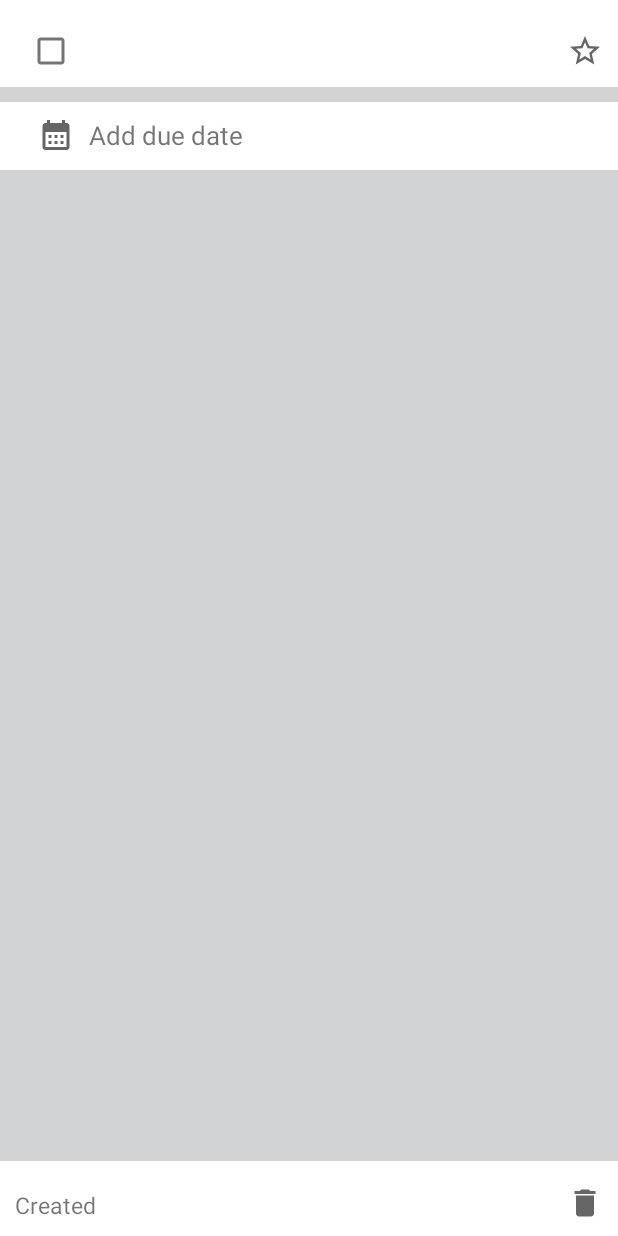
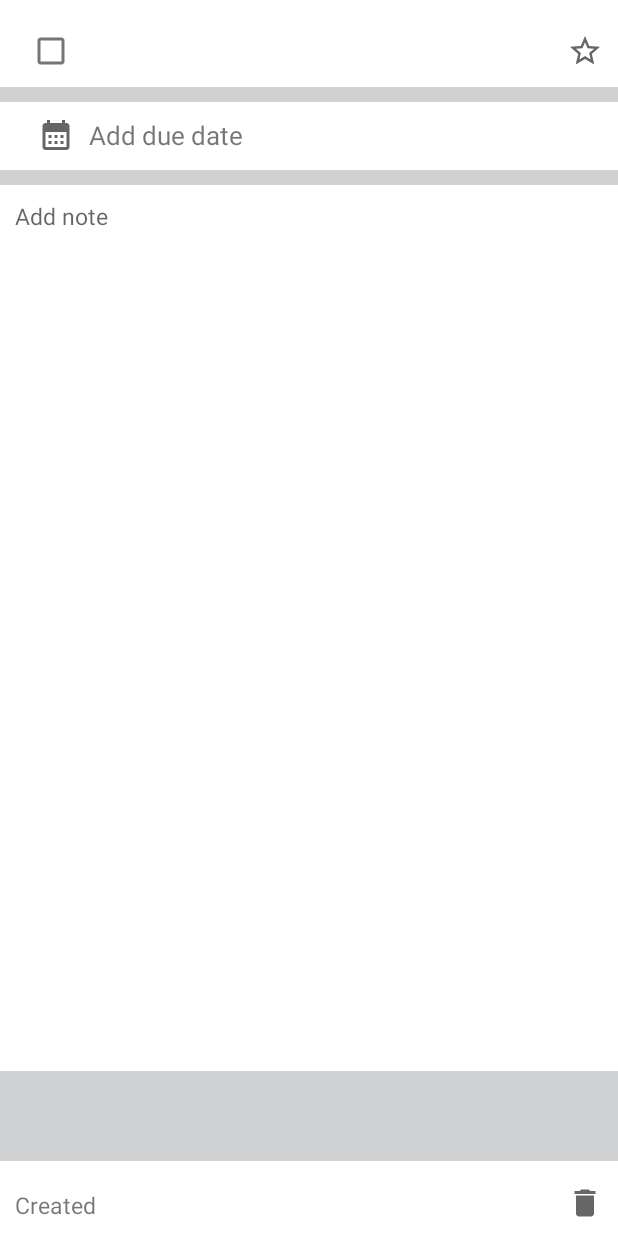
Before and after one commit to ananayis/To-Do-List, an Android app: the layout fragment_todo.xml on its own in the app's theme, with its tools: preview values and no code run, on a phone screen of 412 x 824 dp. Run offline under Robolectric (Android 15) with nearby library versions, the phone set to English and light mode, and no system bars.

Commit message:
add note to todo

```diff
--- a/app/src/main/java/com/parinaz/todolist/Repository.kt
+++ b/app/src/main/java/com/parinaz/todolist/Repository.kt
@@ -45,6 +45,10 @@ class Repository private constructor(context: Context) {
         db.todoDao().deleteTodo(todo)
     }
 
+    fun getTodo(id: Long): Todo {
+        return db.todoDao().getTodo(id)
+    }
+
     companion object {
         private var _instance: Repository? = null
         val instance: Repository
--- a/app/src/main/java/com/parinaz/todolist/ToDoListFragment.kt
+++ b/app/src/main/java/com/parinaz/todolist/ToDoListFragment.kt
@@ -41,7 +41,7 @@ class ToDoListFragment : Fragment() {
 
         val adapter = TodoAdapter(requireContext(), args.todoList.id) {
             val action =
-                ToDoListFragmentDirections.actionToDoListFragmentToTodoFragment(it, args.todoList.name)
+                ToDoListFragmentDirections.actionToDoListFragmentToTodoFragment(it.id, args.todoList.name)
             view.findNavController().navigate(action)
         }
         binding.recyclerView.adapter = adapter
@@ -59,10 +59,10 @@ class ToDoListFragment : Fragment() {
                     ) { _, _ ->
                         val text = txtName.text.toString()
                         if (text != ""){
-                            Repository.instance.addTodo(Todo(text,args.todoList.id, false, Date(),false))
+                            Repository.instance.addTodo(Todo(text,args.todoList.id, false, Date(),false,null,""))
                             binding.recyclerView.adapter = TodoAdapter(it, args.todoList.id) {
                                 val action =
-                                    ToDoListFragmentDirections.actionToDoListFragmentToTodoFragment(it, args.todoList.name)
+                                    ToDoListFragmentDirections.actionToDoListFragmentToTodoFragment(it.id, args.todoList.name)
                                 view.findNavController().navigate(action)
                             }
                         }else{
--- a/app/src/main/java/com/parinaz/todolist/adapter/TodoAdapter.kt
+++ b/app/src/main/java/com/parinaz/todolist/adapter/TodoAdapter.kt
@@ -92,6 +92,8 @@ class TodoAdapter(
             setData(Repository.instance.getTodos(todoListId))
             notifyDataSetChanged()
         }
+
+        holder.binding.imgNote.isVisible = todo.note.isNotEmpty()
     }
 
     private fun setData(todos: List<Todo>) {
--- a/app/src/main/java/com/parinaz/todolist/db/TodoDao.kt
+++ b/app/src/main/java/com/parinaz/todolist/db/TodoDao.kt
@@ -20,4 +20,7 @@ interface TodoDao {
 
     @Delete
     fun deleteTodo(todo: Todo)
+
+    @Query("SELECT * FROM TODO WHERE :id = id;")
+    fun getTodo(id: Long): Todo
 }
--- a/app/src/main/java/com/parinaz/todolist/domain/Todo.kt
+++ b/app/src/main/java/com/parinaz/todolist/domain/Todo.kt
@@ -20,5 +20,6 @@ data class Todo(
     @ColumnInfo(name = "created_at") val createdAt: Date,
     @ColumnInfo(name = "important") val important: Boolean = false,
     @ColumnInfo(name = "due_date") val dueDate: Date? = null,
+    @ColumnInfo(name = "note") val note: String,
     @PrimaryKey(autoGenerate = true) @ColumnInfo(name = "id") val id: Long = 0,
     ) : Serializable
--- a/app/src/main/res/layout/fragment_todo.xml
+++ b/app/src/main/res/layout/fragment_todo.xml
@@ -112,6 +112,28 @@
 
     <View
         android:layout_width="wrap_content"
+        android:layout_height="0dp"
+        android:id="@+id/view1"
+        app:layout_constraintStart_toStartOf="parent"
+        app:layout_constraintTop_toBottomOf="@+id/due_date_parent_layout"
+        app:layout_constraintBottom_toTopOf="@id/view2"
+        android:background="@color/white"
+        android:layout_marginTop="5dp"
+        android:layout_marginBottom="60dp"/>
+
+    <TextView
+        android:layout_width="wrap_content"
+        android:layout_height="wrap_content"
+        android:id="@+id/txt_note"
+        android:padding="10dp"
+        app:layout_constraintTop_toTopOf="@id/view1"
+        app:layout_constraintStart_toStartOf="@id/view1"
+        android:textSize="15sp"
+        android:hint="Add note"/>
+
+
+    <View
+        android:layout_width="wrap_content"
         android:layout_height="50dp"
         android:id="@+id/view2"
         app:layout_constraintBottom_toBottomOf="parent"
```
Also changed, not shown: app/src/main/java/com/parinaz/todolist/NoteFragment.kt (added, +61 -0 lines), app/src/main/java/com/parinaz/todolist/TodoFragment.kt (+13 -2 lines), app/src/main/res/drawable/ic_baseline_note_24.xml (added, +10 -0 lines), app/src/main/res/layout/fragment_note.xml (added, +20 -0 lines), app/src/main/res/layout/todos.xml (+10 -0 lines), app/src/main/res/navigation/nav_graph.xml (+14 -2 lines).
